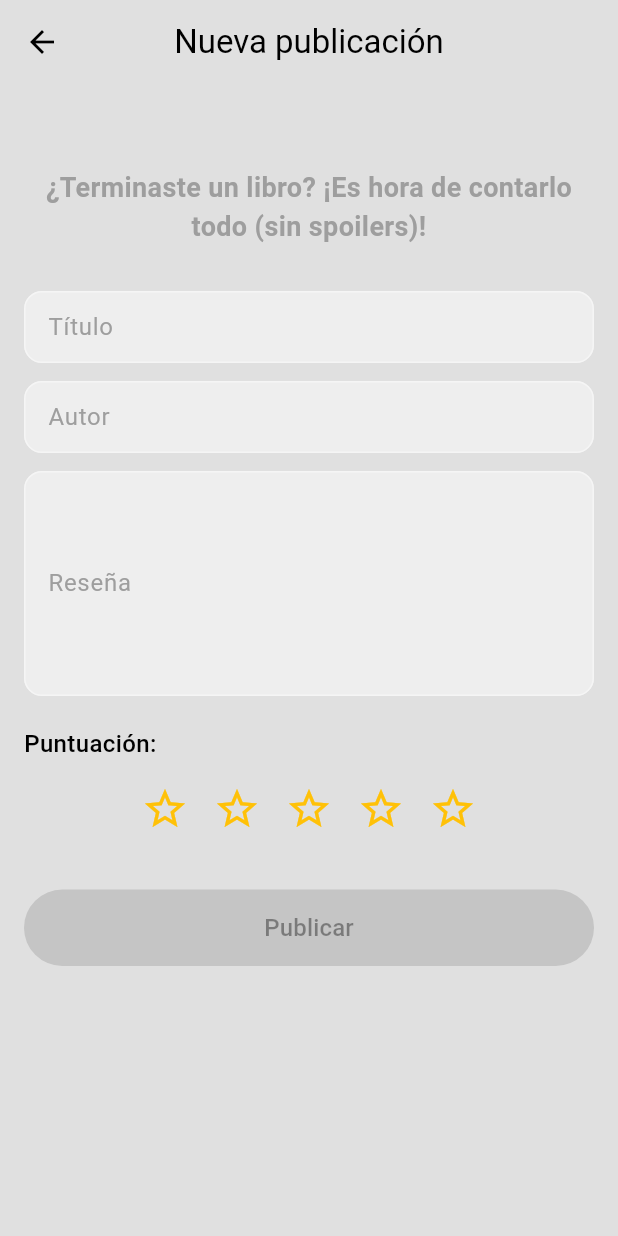
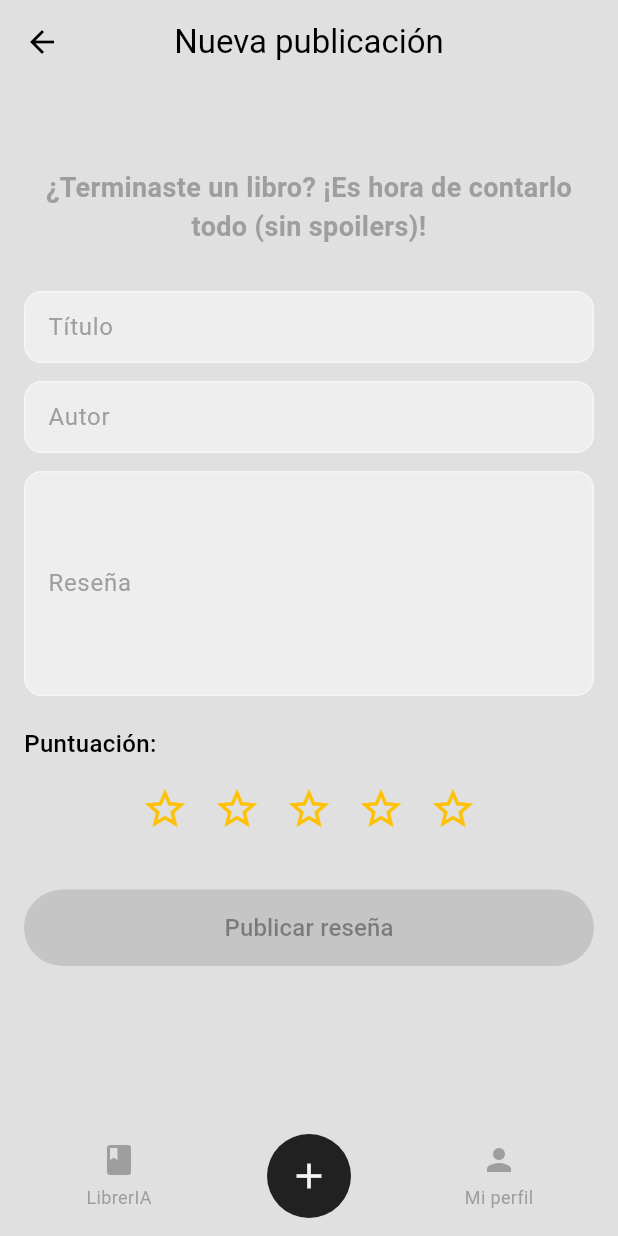
Before and after one commit to LGarciaGonz/TFGLaiaGarciaV1, a Flutter app: the HomePage screen opened directly, after a tap on the "add" icon, on a phone screen of 412 x 824 dp. Run offline on Flutter 3.47's test engine with Material 3 defaults, Android fonts, the phone set to English and light mode, and no system bars; our stand-ins replace cloud_firestore, firebase_auth, firebase_core, flutter_bloc; accounts and stored records are empty.

Commit message:
Página home funcional, mejoras en estilo en paginas, falta mejorar editar bio y pag IA

```diff
--- /dev/null
+++ b/lib/features/authentication/presentation/components/my_bottom_navigation_bar.dart
@@ -0,0 +1,227 @@
+// import 'package:flutter/material.dart';
+// import 'package:flutter_bloc/flutter_bloc.dart';
+// import 'package:litlens_v1/features/authentication/presentation/cubits/auth_cubit.dart';
+// import 'package:litlens_v1/features/post/presentation/pages/upload_post_page.dart';
+// import 'package:litlens_v1/features/profile/presentation/pages/profile_page.dart';
+
+// class CustomBottomNavigationBar extends StatelessWidget {
+//   final Color surface;
+//   final Color primary;
+//   final Color inversePrimary;
+//   final Color tertiary;
+
+//   const CustomBottomNavigationBar({
+//     super.key,
+//     required this.surface,
+//     required this.primary,
+//     required this.inversePrimary,
+//     required this.tertiary,
+//   });
+
+//   @override
+//   Widget build(BuildContext context) {
+//     return SafeArea(
+//       child: BottomAppBar(
+//         color: surface,
+//         child: SizedBox(
+//           height: 72,
+//           child: Row(
+//             mainAxisAlignment: MainAxisAlignment.spaceAround,
+//             crossAxisAlignment: CrossAxisAlignment.center,
+//             children: [
+//               Expanded(
+//                 child: GestureDetector(
+//                   onTap: () {
+//                     // TODO Navegar a LibrerIA
+
+//                   },
+//                   child: Column(
+//                     mainAxisAlignment: MainAxisAlignment.center,
+//                     children: [
+//                       Icon(Icons.book, color: primary),
+//                       const SizedBox(height: 4),
+//                       Text(
+//                         "LibrerIA",
+//                         style: TextStyle(color: primary, fontSize: 12),
+//                       ),
+//                     ],
+//                   ),
+//                 ),
+//               ),
+//               Expanded(
+//                 child: GestureDetector(
+//                   onTap: () => Navigator.push(
+//                     context,
+//                     MaterialPageRoute(builder: (context) => UploadPostPage()),
+//                   ),
+//                   child: Center(
+//                     child: Container(
+//                       width: 56,
+//                       height: 56,
+//                       decoration: BoxDecoration(
+//                         color: inversePrimary,
+//                         shape: BoxShape.circle,
+//                       ),
+//                       child: Center(
+//                         child: Icon(Icons.add, color: tertiary, size: 28),
+//                       ),
+//                     ),
+//                   ),
+//                 ),
+//               ),
+//               Expanded(
+//                 child: GestureDetector(
+//                   onTap: () {
+//                     final user = context.read<AuthCubit>().currentUser;
+//                     String? uid = user?.uid;
+//                     if (uid != null) {
+//                       Navigator.push(
+//                         context,
+//                         MaterialPageRoute(
+//                           builder: (context) => ProfilePage(uid: uid),
+//                         ),
+//                       );
+//                     }
+//                   },
+//                   child: Column(
+//                     mainAxisAlignment: MainAxisAlignment.center,
+//                     children: [
+//                       Icon(Icons.person, color: primary),
+//                       const SizedBox(height: 4),
+//                       Text(
+//                         "Mi perfil",
+//                         style: TextStyle(color: primary, fontSize: 12),
+//                       ),
+//                     ],
+//                   ),
+//                 ),
+//               ),
+//             ],
+//           ),
+//         ),
+//       ),
+//     );
+//   }
+// }
+
+import 'package:flutter/material.dart';
+import 'package:flutter_bloc/flutter_bloc.dart';
+import 'package:litlens_v1/features/authentication/presentation/cubits/auth_cubit.dart';
+import 'package:litlens_v1/features/post/presentation/pages/upload_post_page.dart';
+import 'package:litlens_v1/features/profile/presentation/pages/profile_page.dart';
+
+enum PageType { librerIA, home, upload, profile }
+
+class CustomBottomNavigationBar extends StatelessWidget {
+  final Color surface;
+  final Color primary;
+  final Color inversePrimary;
+  final Color tertiary;
+  final PageType currentPage; // Página activa
+
+  const CustomBottomNavigationBar({
+    super.key,
+    required this.surface,
+    required this.primary,
+    required this.inversePrimary,
+    required this.tertiary,
+    required this.currentPage,
+  });
+
+  @override
+  Widget build(BuildContext context) {
+    Color getColor(PageType page) {
+      // Si la página es la actual, el color es negro, si no el color primario
+      return currentPage == page ? Colors.black : primary;
+    }
+
+    return SafeArea(
+      child: BottomAppBar(
+        color: surface,
+        child: SizedBox(
+          height: 72,
+          child: Row(
+            mainAxisAlignment: MainAxisAlignment.spaceAround,
+            crossAxisAlignment: CrossAxisAlignment.center,
+            children: [
+              Expanded(
+                child: GestureDetector(
+                  onTap: () {
+
+                  },
+                  child: Column(
+                    mainAxisAlignment: MainAxisAlignment.center,
+                    children: [
+                      Icon(Icons.book, color: getColor(PageType.librerIA)),
+                      const SizedBox(height: 4),
+                      Text(
+                        "LibrerIA",
+                        style: TextStyle(
+                          color: getColor(PageType.librerIA),
+                          fontSize: 12,
+                        ),
+                      ),
+                    ],
+                  ),
+                ),
+              ),
+              Expanded(
+                child: GestureDetector(
+                  onTap: () {
+                    Navigator.push(
+                      context,
+                      MaterialPageRoute(builder: (context) => UploadPostPage()),
+                    );
+                  },
+                  child: Center(
+                    child: Container(
+                      width: 56,
+                      height: 56,
+                      decoration: BoxDecoration(
+                        color: inversePrimary,
+                        shape: BoxShape.circle,
+                      ),
+                      child: Center(
+                        child: Icon(Icons.add, color: tertiary, size: 28),
+                      ),
+                    ),
+                  ),
+                ),
+              ),
+              Expanded(
+                child: GestureDetector(
+                  onTap: () {
+                    final user = context.read<AuthCubit>().currentUser;
+                    String? uid = user?.uid;
+                    if (uid != null) {
+                      Navigator.push(
+                        context,
+                        MaterialPageRoute(
+                          builder: (context) => ProfilePage(uid: uid),
+                        ),
+                      );
+                    }
+                  },
+                  child: Column(
+                    mainAxisAlignment: MainAxisAlignment.center,
+                    children: [
+                      Icon(Icons.person, color: getColor(PageType.profile)),
+                      const SizedBox(height: 4),
+                      Text(
+                        "Mi perfil",
+                        style: TextStyle(
+                          color: getColor(PageType.profile),
+                          fontSize: 12,
+                        ),
+                      ),
+                    ],
+                  ),
+                ),
+              ),
+            ],
+          ),
+        ),
+      ),
+    );
+  }
+}
--- a/lib/features/home/presentation/pages/home_page.dart
+++ b/lib/features/home/presentation/pages/home_page.dart
@@ -23,11 +23,14 @@
 
 import 'package:flutter/material.dart';
 import 'package:flutter_bloc/flutter_bloc.dart';
+import 'package:litlens_v1/features/authentication/presentation/components/my_bottom_navigation_bar.dart';
 import 'package:litlens_v1/features/authentication/presentation/components/post_tile.dart';
+import 'package:litlens_v1/features/authentication/presentation/cubits/auth_cubit.dart';
 import 'package:litlens_v1/features/home/presentation/components/my_drawer.dart';
 import 'package:litlens_v1/features/post/presentation/cubits/posts_cubit.dart';
 import 'package:litlens_v1/features/post/presentation/cubits/posts_state.dart';
 import 'package:litlens_v1/features/post/presentation/pages/upload_post_page.dart';
+import 'package:litlens_v1/features/profile/presentation/pages/profile_page.dart';
 
 class HomePage extends StatefulWidget {
   const HomePage({super.key});
@@ -109,82 +112,101 @@ class _HomePageState extends State<HomePage> {
       // ✅ Contenido seguro
 
       // ✅ BottomAppBar con protección contra overflow
-      bottomNavigationBar: SafeArea(
-        child: BottomAppBar(
-          color: theme.surface,
-          child: SizedBox(
-            height: 72, // Altura suficiente para icono + texto + padding
-            child: Row(
-              mainAxisAlignment: MainAxisAlignment.spaceAround,
-              crossAxisAlignment: CrossAxisAlignment.center,
-              children: [
-                // 📚 LibrerIA
-                Expanded(
-                  child: GestureDetector(
-                    onTap: () {},
-                    child: Column(
-                      mainAxisAlignment: MainAxisAlignment.center,
-                      children: [
-                        Icon(Icons.book, color: theme.primary),
-                        const SizedBox(height: 4),
-                        Text(
-                          "LibrerIA",
-                          style: TextStyle(color: theme.primary, fontSize: 12),
-                        ),
-                      ],
-                    ),
-                  ),
-                ),
+      bottomNavigationBar: CustomBottomNavigationBar(
+        surface: theme.surface,
+        primary: theme.primary,
+        inversePrimary: theme.inversePrimary,
+        tertiary: theme.tertiary,
+        currentPage: PageType.home,
+      ),
+      // bottomNavigationBar: SafeArea(
+      //   child: BottomAppBar(
+      //     color: theme.surface,
+      //     child: SizedBox(
+      //       height: 72, // Altura suficiente para icono + texto + padding
+      //       child: Row(
+      //         mainAxisAlignment: MainAxisAlignment.spaceAround,
+      //         crossAxisAlignment: CrossAxisAlignment.center,
+      //         children: [
+      //           // 📚 LibrerIA
+      //           Expanded(
+      //             child: GestureDetector(
+      //               onTap: () {},
+      //               child: Column(
+      //                 mainAxisAlignment: MainAxisAlignment.center,
+      //                 children: [
+      //                   Icon(Icons.book, color: theme.primary),
+      //                   const SizedBox(height: 4),
+      //                   Text(
+      //                     "LibrerIA",
+      //                     style: TextStyle(color: theme.primary, fontSize: 12),
+      //                   ),
+      //                 ],
+      //               ),
+      //             ),
+      //           ),
 
-                // ➕ Botón central más grande y redondo
-                Expanded(
-                  child: GestureDetector(
-                    onTap: () => Navigator.push(
-                      context,
-                      MaterialPageRoute(builder: (context) => UploadPostPage()),
-                    ),
-                    child: Center(
-                      child: Container(
-                        width: 56,
-                        height: 56,
-                        decoration: BoxDecoration(
-                          color: theme.inversePrimary,
-                          shape: BoxShape.circle,
-                        ),
-                        child: Center(
-                          child: Icon(
-                            Icons.add,
-                            color: theme.tertiary,
-                            size: 28,
-                          ),
-                        ),
-                      ),
-                    ),
-                  ),
-                ),
+      //           // ➕ Botón central más grande y redondo
+      //           Expanded(
+      //             child: GestureDetector(
+      //               onTap: () => Navigator.push(
+      //                 context,
+      //                 MaterialPageRoute(builder: (context) => UploadPostPage()),
+      //               ),
+      //               child: Center(
+      //                 child: Container(
+      //                   width: 56,
+      //                   height: 56,
+      //                   decoration: BoxDecoration(
+      //                     color: theme.inversePrimary,
+      //                     shape: BoxShape.circle,
+      //                   ),
+      //                   child: Center(
+      //                     child: Icon(
+      //                       Icons.add,
+      //                       color: theme.tertiary,
+      //                       size: 28,
+      //                     ),
+      //                   ),
+      //                 ),
+      //               ),
+      //             ),
+      //           ),
 
-                // 👤 Mi perfil
-                Expanded(
-                  child: GestureDetector(
-                    onTap: () {},
-                    child: Column(
-                      mainAxisAlignment: MainAxisAlignment.center,
-                      children: [
-                        Icon(Icons.person, color: theme.primary),
-                        const SizedBox(height: 4),
-                        Text(
-                          "Mi perfil",
-                          style: TextStyle(color: theme.primary, fontSize: 12),
-                        ),
-                      ],
-                    ),
-                  ),
-                ),
-              ],
-            ),
-          ),
-        ),
-      ),
+      //           // 👤 Mi perfil
+      //           Expanded(
+      //             child: GestureDetector(
+      //               onTap: () {
+      //                 // Recoger el uid del usuario actual.
+      //                 final user = context.read<AuthCubit>().currentUser;
+      //                 String? uid = user!.uid;
+
+      //                 // Navegar a la página del perfil pasando por parámetro el uid del usuario.
+      //                 Navigator.push(
+      //                   context,
+      //                   MaterialPageRoute(
+      //                     builder: (context) => ProfilePage(uid: uid),
+      //                   ),
+      //                 );
+      //               },
+      //               child: Column(
+      //                 mainAxisAlignment: MainAxisAlignment.center,
+      //                 children: [
+      //                   Icon(Icons.person, color: theme.primary),
+      //                   const SizedBox(height: 4),
+      //                   Text(
+      //                     "Mi perfil",
+      //                     style: TextStyle(color: theme.primary, fontSize: 12),
+      //                   ),
+      //                 ],
+      //               ),
+      //             ),
+      //           ),
+      //         ],
+      //       ),
+      //     ),
+      //   ),
+      // ),
     );
   }
 }
--- a/lib/features/post/presentation/pages/upload_post_page.dart
+++ b/lib/features/post/presentation/pages/upload_post_page.dart
@@ -272,6 +272,7 @@ import 'dart:developer';
 import 'package:flutter/material.dart';
 import 'package:flutter_bloc/flutter_bloc.dart';
 import 'package:litlens_v1/features/authentication/domain/entities/app_user.dart';
+import 'package:litlens_v1/features/authentication/presentation/components/my_bottom_navigation_bar.dart';
 import 'package:litlens_v1/features/authentication/presentation/components/my_text_field.dart';
 import 'package:litlens_v1/features/authentication/presentation/cubits/auth_cubit.dart';
 import 'package:litlens_v1/features/post/domain/entities/post.dart';
@@ -367,7 +368,6 @@ class _UploadPostPageState extends State<UploadPostPage> {
         return buildUploadPage();
       },
 
-
       listener: (context, state) {
         if (state is PostsLoaded) {
           ScaffoldMessenger.of(context).showSnackBar(
@@ -394,12 +394,10 @@ class _UploadPostPageState extends State<UploadPostPage> {
   }
 
   Widget buildUploadPage() {
+    final theme = Theme.of(context).colorScheme;
+
     return Scaffold(
-      appBar: AppBar(
-        centerTitle: true,
-        title: const Text("Nueva publicación"),
-        // foregroundColor: Theme.of(context).colorScheme.primary,
-      ),
+      appBar: AppBar(centerTitle: true, title: const Text("Nueva publicación")),
       body: Padding(
         padding: const EdgeInsets.all(16),
         child: SingleChildScrollView(
@@ -451,19 +449,47 @@ class _UploadPostPageState extends State<UploadPostPage> {
               const SizedBox(height: 8),
               buildStarsSelector(),
               const SizedBox(height: 30),
+
+              // SizedBox(
+              //   width: double.infinity,
+              //   child: ElevatedButton(
+              //     onPressed: _isFormValid ? uploadPost : null,
+              //     child: const Padding(
+              //       padding: EdgeInsets.symmetric(vertical: 14),
+              //       child: Text('Publicar', style: TextStyle(fontSize: 16)),
+              //     ),
+              //   ),
+              // ),
               SizedBox(
                 width: double.infinity,
                 child: ElevatedButton(
                   onPressed: _isFormValid ? uploadPost : null,
-                  child: const Padding(
-                    padding: EdgeInsets.symmetric(vertical: 14),
-                    child: Text('Publicar', style: TextStyle(fontSize: 16)),
+                  style: ElevatedButton.styleFrom(
+                    backgroundColor: _isFormValid
+                        ? Theme.of(context)
+                              .colorScheme
+                              .primary // Gris más oscuro
+                        : Theme.of(
+                            context,
+                          ).colorScheme.tertiary, // Gris más claro
+                    foregroundColor: Theme.of(
+                      context,
+                    ).colorScheme.inversePrimary,
+                    padding: const EdgeInsets.symmetric(vertical: 14),
                   ),
+                  child: const Text('Publicar reseña', style: TextStyle(fontSize: 16)),
                 ),
               ),
             ],
           ),
         ),
+      ),
+      bottomNavigationBar: CustomBottomNavigationBar(
+        surface: theme.surface,
+        primary: theme.primary,
+        inversePrimary: theme.inversePrimary,
+        tertiary: theme.tertiary,
+        currentPage: PageType.upload,
       ),
     );
   }
--- a/pubspec.yaml
+++ b/pubspec.yaml
@@ -37,6 +37,8 @@ dependencies:
   firebase_auth: ^5.5.4
   flutter_bloc: ^9.1.1
   cloud_firestore: ^5.6.9
+  go_router: ^15.1.3
+  intl: ^0.20.2
 
 dev_dependencies:
   flutter_test:
```
Also changed, not shown: lib/features/authentication/presentation/components/post_tile.dart (+50 -43 lines), lib/features/profile/presentation/pages/profile_page.dart (+17 -24 lines), pubspec.lock.
